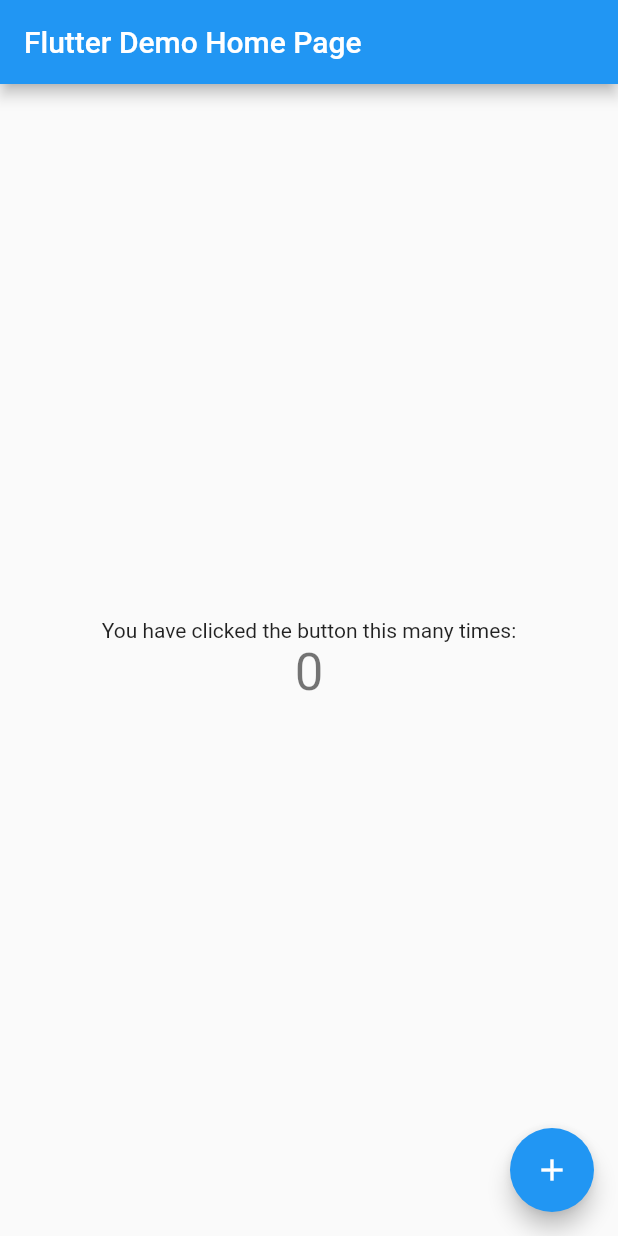
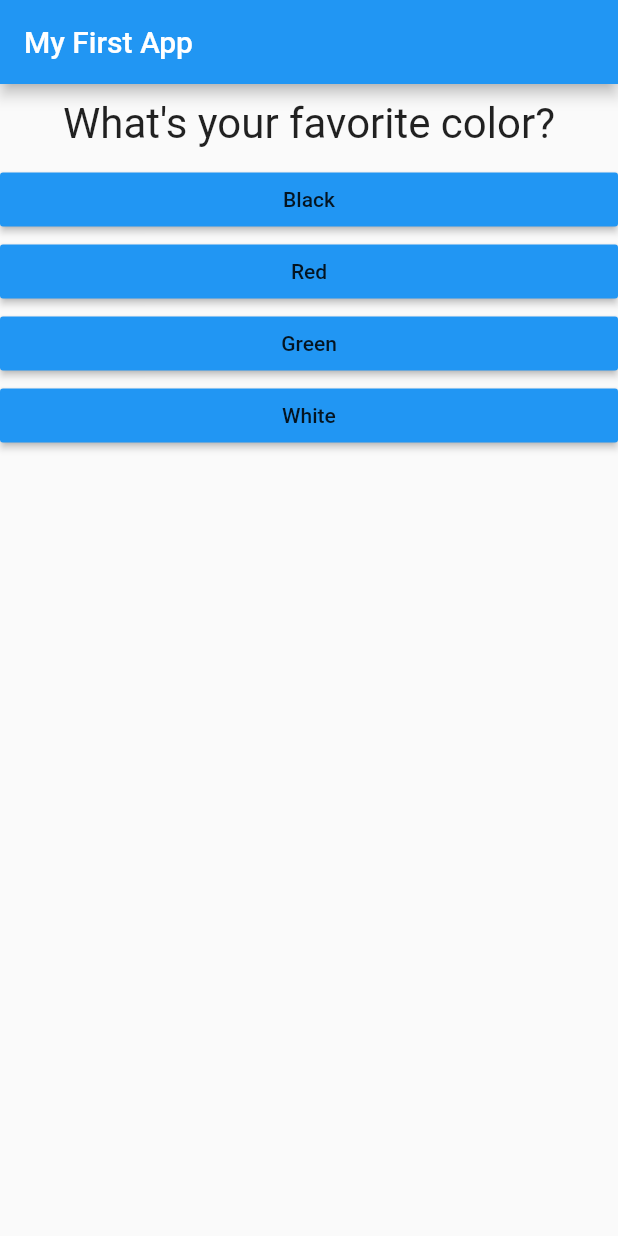
Before and after one commit to brwnsugr/flutter-practice, a Flutter app: the screen it shows after launch, on a phone screen of 412 x 824 dp. Run offline on Flutter 3.47's test engine with Material 2 defaults, Android fonts, the phone set to English and light mode, and no system bars.

Commit message:
quiz app tutorial work

```diff
--- /dev/null
+++ b/lib/answer.dart
@@ -0,0 +1,23 @@
+import 'package:flutter/material.dart';
+
+class Answer extends StatelessWidget {
+  final Function selectHandler;
+  final String answerText;
+
+  Answer(this.selectHandler, this.answerText);
+
+
+  @override
+  Widget build(BuildContext context) {
+    // TODO: implement build
+    return Container(
+      width: double.infinity,
+      child: RaisedButton(
+        color: Colors.blue,
+        child: Text(answerText),
+        onPressed: selectHandler,
+      )
+    );
+  }
+
+}
--- a/lib/main.dart
+++ b/lib/main.dart
@@ -1,117 +1,97 @@
 import 'package:flutter/material.dart';
 
-void main() {
-  runApp(MyApp());
-}
+import './quiz.dart';
+import './result.dart';
 
-class MyApp extends StatelessWidget {
-  // This widget is the root of your application.
+void main() => runApp(MyApp());
+
+class MyApp extends StatefulWidget {
   @override
-  Widget build(BuildContext context) {
-    return MaterialApp(
-      title: 'Flutter Demo',
-      theme: ThemeData(
-        // This is the theme of your application.
-        //
-        // Try running your application with "flutter run". You'll see the
-        // application has a blue toolbar. Then, without quitting the app, try
-        // changing the primarySwatch below to Colors.green and then invoke
-        // "hot reload" (press "r" in the console where you ran "flutter run",
-        // or simply save your changes to "hot reload" in a Flutter IDE).
-        // Notice that the counter didn't reset back to zero; the application
-        // is not restarted.
-        primarySwatch: Colors.blue,
-        // This makes the visual density adapt to the platform that you run
-        // the app on. For desktop platforms, the controls will be smaller and
-        // closer together (more dense) than on mobile platforms.
-        visualDensity: VisualDensity.adaptivePlatformDensity,
-      ),
-      home: MyHomePage(title: 'Flutter Demo Home Page'),
-    );
+  State<StatefulWidget> createState() {
+    // TODO: implement createState
+    return _MyAppState();
   }
 }
 
-class MyHomePage extends StatefulWidget {
-  MyHomePage({Key key, this.title}) : super(key: key);
+class _MyAppState extends State<MyApp> {
+  final _questions = const [
+    {
+      'questionText': 'What\'s your favorite color?',
+      'answers': [
+        {'text': 'Black', 'score': 10},
+        {'text': 'Red', 'score': 5},
+        {'text': 'Green', 'score': 3},
+        {'text': 'White', 'score': 1},
+      ],
+    },
+    {
+      'questionText': 'What\'s your favorite animal?',
+      'answers': [
+        {'text': 'Rabbit', 'score': 3},
+        {'text': 'Sanke', 'score': 11},
+        {'text': 'Elephant', 'score': 5},
+        {'text': 'Lion', 'score': 9},
+      ],
+    },
+    {
+      'questionText': 'Who\'s your favorite instructor?',
+      'answers': [
+        {'text': 'Max', 'score': 1},
+        {'text': 'Max', 'score': 1},
+        {'text': 'Max', 'score': 1},
+        {'text': 'Max', 'score': 1},
+      ],
+    },
+  ];
 
-  // This widget is the home page of your application. It is stateful, meaning
-  // that it has a State object (defined below) that contains fields that affect
-  // how it looks.
+  var _questionIndex = 0;
+  var _totalScore = 0;
 
-  // This class is the configuration for the state. It holds the values (in this
-  // case the title) provided by the parent (in this case the App widget) and
-  // used by the build method of the State. Fields in a Widget subclass are
-  // always marked "final".
+  void _resetQuiz() {
+    setState(() {
+      _questionIndex = 0;
+      _totalScore = 0;
+    });
+  }
 
-  final String title;
+  void _answerQuestion(int score) {
+    // var aBool = true;
+    // aBool = false;
 
-  @override
-  _MyHomePageState createState() => _MyHomePageState();
-}
+    _totalScore += score;
 
-class _MyHomePageState extends State<MyHomePage> {
-  int _counter = 0;
-
-  void _incrementCounter() {
     setState(() {
-      // This call to setState tells the Flutter framework that something has
-      // changed in this State, which causes it to rerun the build method below
-      // so that the display can reflect the updated values. If we changed
-      // _counter without calling setState(), then the build method would not be
-      // called again, and so nothing would appear to happen.
-      _counter++;
+      _questionIndex = _questionIndex + 2;
     });
+    print(_questions[_questionIndex]);
+    print(_questionIndex);
+    if (_questionIndex < _questions.length) {
+      print('We have more questions!');
+    } else {
+      print('No more questions!');
+    }
   }
 
   @override
   Widget build(BuildContext context) {
-    // This method is rerun every time setState is called, for instance as done
-    // by the _incrementCounter method above.
-    //
-    // The Flutter framework has been optimized to make rerunning build methods
-    // fast, so that you can just rebuild anything that needs updating rather
-    // than having to individually change instances of widgets.
-    return Scaffold(
-      appBar: AppBar(
-        // Here we take the value from the MyHomePage object that was created by
-        // the App.build method, and use it to set our appbar title.
-        title: Text(widget.title),
+
+    var dummy = ['Hello'];
+    dummy.add('Max');
+    print(dummy);
+
+    return MaterialApp(
+      home: Scaffold(
+        appBar: AppBar(
+          title: Text('My First App'),
+        ),
+        body: _questionIndex < _questions.length
+            ? Quiz(
+              answerQuestion: _answerQuestion,
+              questionIndex: _questionIndex,
+              questions: _questions
+            )
+            : Result(_totalScore, _resetQuiz),
       ),
-      body: Center(
-        // Center is a layout widget. It takes a single child and positions it
-        // in the middle of the parent.
-        child: Column(
-          // Column is also a layout widget. It takes a list of children and
-          // arranges them vertically. By default, it sizes itself to fit its
-          // children horizontally, and tries to be as tall as its parent.
-          //
-          // Invoke "debug painting" (press "p" in the console, choose the
-          // "Toggle Debug Paint" action from the Flutter Inspector in Android
-          // Studio, or the "Toggle Debug Paint" command in Visual Studio Code)
-          // to see the wireframe for each widget.
-          //
-          // Column has various properties to control how it sizes itself and
-          // how it positions its children. Here we use mainAxisAlignment to
-          // center the children vertically; the main axis here is the vertical
-          // axis because Columns are vertical (the cross axis would be
-          // horizontal).
-          mainAxisAlignment: MainAxisAlignment.center,
-          children: <Widget>[
-            Text(
-              'You have clicked the button this many times:',
-            ),
-            Text(
-              '$_counter',
-              style: Theme.of(context).textTheme.headline4,
-            ),
-          ],
-        ),
-      ),
-      floatingActionButton: FloatingActionButton(
-        onPressed: _incrementCounter,
-        tooltip: 'Increment',
-        child: Icon(Icons.add),
-      ), // This trailing comma makes auto-formatting nicer for build methods.
     );
   }
 }
--- /dev/null
+++ b/lib/question.dart
@@ -0,0 +1,20 @@
+import 'package:flutter/material.dart';
+
+class Question extends StatelessWidget {
+  final String questionText;
+
+  Question(this.questionText);
+
+  @override
+  Widget build(BuildContext context) {
+    return Container(
+      width: double.infinity,
+      margin: EdgeInsets.all(10),
+      child: Text(
+        questionText,
+        style: TextStyle(fontSize: 28),
+        textAlign: TextAlign.center,
+      ),
+    );
+  }
+}
--- /dev/null
+++ b/lib/quiz.dart
@@ -0,0 +1,30 @@
+import 'package:flutter/material.dart';
+
+import './question.dart';
+import './answer.dart';
+
+class Quiz extends StatelessWidget {
+  final List<Map<String, Object>> questions;
+  final int questionIndex;
+  final Function answerQuestion;
+
+  Quiz({
+    @required this.questions,
+    @required this.answerQuestion,
+    @required this.questionIndex,
+  });
+
+  @override
+  Widget build(BuildContext context) {
+    return Column(
+      children: [
+        Question(
+          questions[questionIndex]['questionText'],
+        ),
+        ...(questions[questionIndex]['answers'] as List<Map<String, Object>>).map((answer) {
+          return Answer(() => answerQuestion(answer['score']), answer['text']);
+        }).toList()
+      ],
+    );
+  }
+}
```
Also changed, not shown: lib/result.dart (added, +41 -0 lines).
